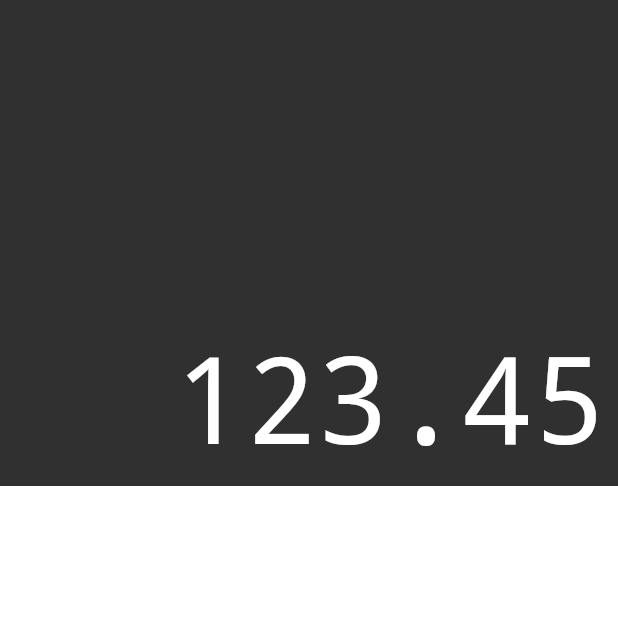
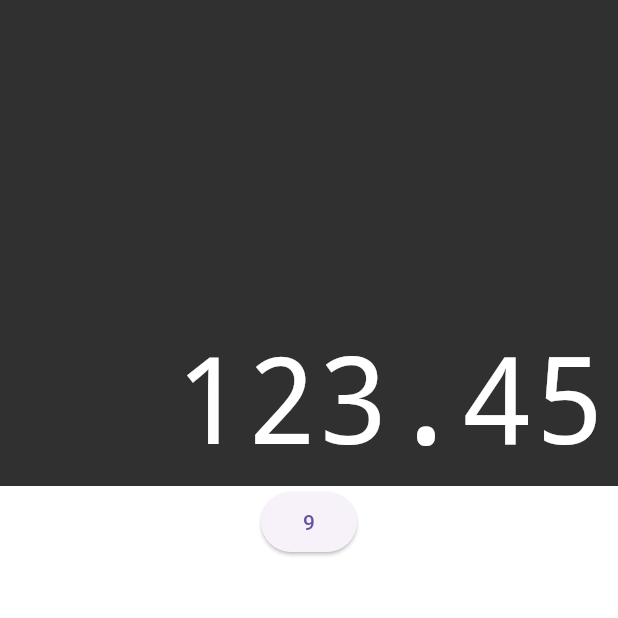
Before and after one commit to abraaobb/calculator_app, a Flutter app: the screen it shows after launch, on a phone screen of 412 x 824 dp, the top half of it. Run offline on Flutter 3.47's test engine with Material 3 defaults, Android fonts, the phone set to English and light mode, and no system bars; drawn by our look-alikes of auto_size_text.

Commit message:
05 - create buttons component

```diff
--- a/lib/components/keyboard.dart
+++ b/lib/components/keyboard.dart
@@ -7,6 +7,14 @@ class Keyboard extends StatelessWidget {
   Widget build(BuildContext context) {
     return Container(
       height: 500,
+      child: Column(
+        children: [
+          ElevatedButton(
+            child: Text('9'),
+            onPressed: () {},
+          )
+        ],
+      ),
     );
   }
 }
```
Also changed, not shown: lib/components/button.dart (added, +11 -0 lines), lib/components/button_row.dart (added, +14 -0 lines).
